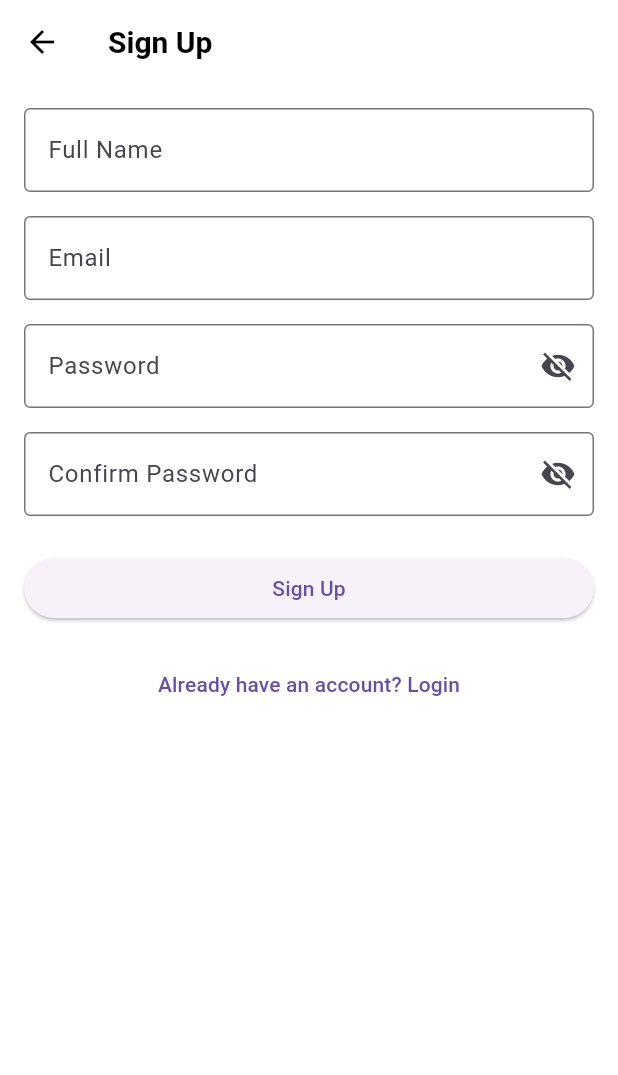
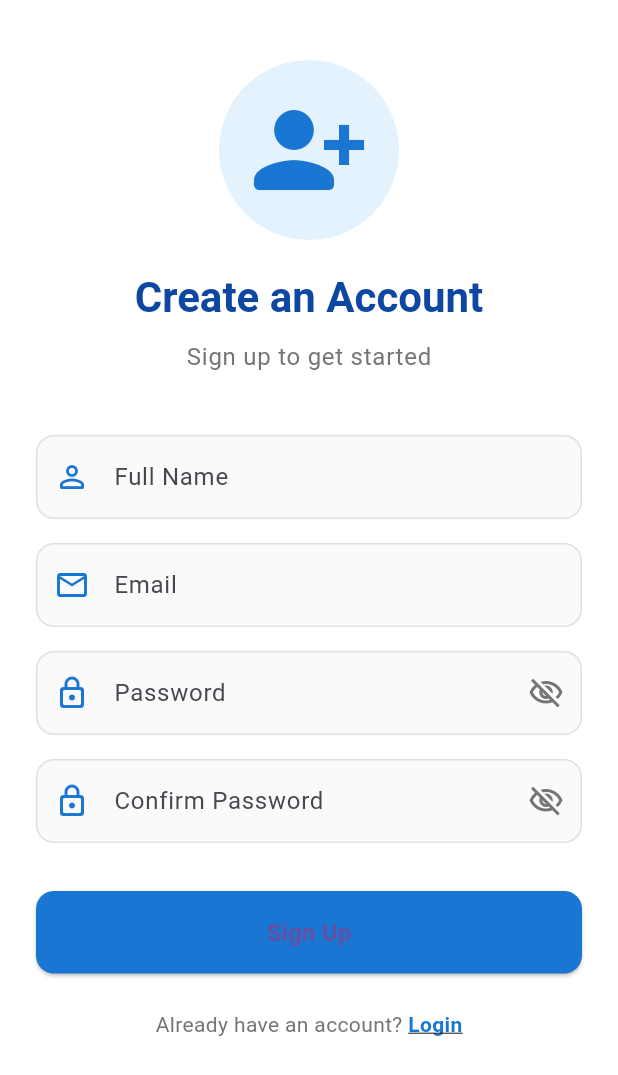
Before and after one commit to M0hamed-Eid/eventify, a Flutter app: the SignupScreen screen opened by its route, on a phone screen of 412 x 824 dp. Shown: the top 1075 px of the screen. Run offline on Flutter 3.47's test engine with Material 3 defaults, Android fonts, the phone set to English and light mode, and no system bars; our stand-ins replace cloud_firestore, firebase_auth, firebase_core, firebase_messaging, firebase_storage, flutter_local_notifications and 6 more; accounts and stored records are empty; network calls fail.

Commit message:
feat(ui): Enhance signup screen UI and UX
Refactor signup screen for improved aesthetics and user experience.
- Implemented a cleaner and more modern design.
- Added input field widgets with custom styling.
- Improved layout and spacing for better readability.
- Enhanced password visibility toggle.

```diff
--- a/lib/screens/auth/signup_screen.dart
+++ b/lib/screens/auth/signup_screen.dart
@@ -1,4 +1,3 @@
-import 'package:flutter/foundation.dart';
 import 'package:flutter/material.dart';
 import '../../services/auth_service.dart';
 
@@ -10,7 +9,6 @@ class SignupScreen extends StatefulWidget {
 }
 
 class _SignupScreenState extends State<SignupScreen> {
-
   final _formKey = GlobalKey<FormState>();
   final _fullNameController = TextEditingController();
   final _emailController = TextEditingController();
@@ -68,22 +66,61 @@ class _SignupScreenState extends State<SignupScreen> {
   @override
   Widget build(BuildContext context) {
     return Scaffold(
-      appBar: AppBar(
-        title: const Text('Sign Up'),
+      backgroundColor: Colors.white,
+      body: SafeArea(
+        child: SingleChildScrollView(
+          child: Padding(
+            padding: const EdgeInsets.symmetric(horizontal: 24.0, vertical: 40),
+            child: Column(
+              crossAxisAlignment: CrossAxisAlignment.stretch,
+              children: [
+                // Header
+                Center(
+                  child: Column(
+                    children: [
+                      Container(
+                        padding: const EdgeInsets.all(20),
+                        decoration: BoxDecoration(
+                          color: Colors.blue[50],
+                          shape: BoxShape.circle,
                         ),
-      body: SingleChildScrollView(
-        padding: const EdgeInsets.all(16.0),
-        child: Form(
+                        child: Icon(
+                          Icons.person_add_alt_1_rounded,
+                          size: 80,
+                          color: Colors.blue[700],
+                        ),
+                      ),
+                      const SizedBox(height: 20),
+                      Text(
+                        'Create an Account',
+                        style: Theme.of(context).textTheme.headlineMedium?.copyWith(
+                          fontWeight: FontWeight.bold,
+                          color: Colors.blue[900],
+                        ),
+                      ),
+                      const SizedBox(height: 10),
+                      Text(
+                        'Sign up to get started',
+                        style: Theme.of(context).textTheme.bodyLarge?.copyWith(
+                          color: Colors.grey[600],
+                        ),
+                      ),
+                    ],
+                  ),
+                ),
+                const SizedBox(height: 40),
+
+                // Signup Form
+                Form(
                   key: _formKey,
                   child: Column(
                     crossAxisAlignment: CrossAxisAlignment.stretch,
                     children: [
-              TextFormField(
+                      // Full Name Input
+                      _buildInputField(
                         controller: _fullNameController,
-                decoration: const InputDecoration(
                         labelText: 'Full Name',
-                  border: OutlineInputBorder(),
-                ),
+                        prefixIcon: Icons.person_outline_rounded,
                         validator: (value) {
                           if (value == null || value.isEmpty) {
                             return 'Please enter your full name';
@@ -92,12 +129,12 @@ class _SignupScreenState extends State<SignupScreen> {
                         },
                       ),
                       const SizedBox(height: 16),
-              TextFormField(
+
+                      // Email Input
+                      _buildInputField(
                         controller: _emailController,
-                decoration: const InputDecoration(
                         labelText: 'Email',
-                  border: OutlineInputBorder(),
-                ),
+                        prefixIcon: Icons.email_outlined,
                         keyboardType: TextInputType.emailAddress,
                         validator: (value) {
                           if (value == null || value.isEmpty) {
@@ -110,25 +147,17 @@ class _SignupScreenState extends State<SignupScreen> {
                         },
                       ),
                       const SizedBox(height: 16),
-              TextFormField(
+
+                      // Password Input
+                      _buildPasswordField(
                         controller: _passwordController,
-                decoration: InputDecoration(
                         labelText: 'Password',
-                  border: const OutlineInputBorder(),
-                  suffixIcon: IconButton(
-                    icon: Icon(
-                      _obscurePassword
-                          ? Icons.visibility_off
-                          : Icons.visibility,
-                    ),
-                    onPressed: () {
+                        obscureText: _obscurePassword,
+                        onToggleVisibility: () {
                           setState(() {
                             _obscurePassword = !_obscurePassword;
                           });
                         },
-                  ),
-                ),
-                obscureText: _obscurePassword,
                         validator: (value) {
                           if (value == null || value.isEmpty) {
                             return 'Please enter a password';
@@ -140,25 +169,17 @@ class _SignupScreenState extends State<SignupScreen> {
                         },
                       ),
                       const SizedBox(height: 16),
-              TextFormField(
+
+                      // Confirm Password Input
+                      _buildPasswordField(
                         controller: _confirmPasswordController,
-                decoration: InputDecoration(
                         labelText: 'Confirm Password',
-                  border: const OutlineInputBorder(),
-                  suffixIcon: IconButton(
-                    icon: Icon(
-                      _obscureConfirmPassword
-                          ? Icons.visibility_off
-                          : Icons.visibility,
-                    ),
-                    onPressed: () {
+                        obscureText: _obscureConfirmPassword,
+                        onToggleVisibility: () {
                           setState(() {
                             _obscureConfirmPassword = !_obscureConfirmPassword;
                           });
                         },
-                  ),
-                ),
-                obscureText: _obscureConfirmPassword,
                         validator: (value) {
                           if (value == null || value.isEmpty) {
                             return 'Please confirm your password';
@@ -169,24 +190,135 @@ class _SignupScreenState extends State<SignupScreen> {
                           return null;
                         },
                       ),
-              const SizedBox(height: 24),
+                      const SizedBox(height: 32),
+
+                      // Signup Button
                       ElevatedButton(
                         onPressed: _isLoading ? null : _signup,
+                        style: ElevatedButton.styleFrom(
+                          backgroundColor: Colors.blue[700],
+                          padding: const EdgeInsets.symmetric(vertical: 16),
+                          shape: RoundedRectangleBorder(
+                            borderRadius: BorderRadius.circular(12),
+                          ),
+                        ),
                         child: _isLoading
-                    ? const CircularProgressIndicator()
-                    : const Text('Sign Up'),
+                            ? const CircularProgressIndicator(color: Colors.white)
+                            : const Text(
+                          'Sign Up',
+                          style: TextStyle(
+                            fontSize: 16,
+                            fontWeight: FontWeight.bold,
                           ),
-              const SizedBox(height: 16),
-              TextButton(
-                onPressed: () {
+                        ),
+                      ),
+                    ],
+                  ),
+                ),
+
+                const SizedBox(height: 24),
+
+                // Login Option
+                Row(
+                  mainAxisAlignment: MainAxisAlignment.center,
+                  children: [
+                    Text(
+                      'Already have an account? ',
+                      style: TextStyle(color: Colors.grey[600]),
+                    ),
+                    GestureDetector(
+                      onTap: () {
                         Navigator.of(context).pushNamed('/login');
                       },
-                child: const Text('Already have an account? Login'),
+                      child: Text(
+                        'Login',
+                        style: TextStyle(
+                          color: Colors.blue[700],
+                          fontWeight: FontWeight.bold,
+                          decoration: TextDecoration.underline,
+                        ),
+                      ),
+                    ),
+                  ],
                 ),
               ],
             ),
           ),
         ),
+      ),
+    );
+  }
+
+  // Custom input field widget
+  Widget _buildInputField({
+    required TextEditingController controller,
+    required String labelText,
+    required IconData prefixIcon,
+    TextInputType keyboardType = TextInputType.text,
+    String? Function(String?)? validator,
+  }) {
+    return TextFormField(
+      controller: controller,
+      decoration: InputDecoration(
+        labelText: labelText,
+        prefixIcon: Icon(prefixIcon, color: Colors.blue[700]),
+        filled: true,
+        fillColor: Colors.grey[50],
+        border: OutlineInputBorder(
+          borderRadius: BorderRadius.circular(12),
+          borderSide: BorderSide(color: Colors.grey[300]!),
+        ),
+        enabledBorder: OutlineInputBorder(
+          borderRadius: BorderRadius.circular(12),
+          borderSide: BorderSide(color: Colors.grey[300]!),
+        ),
+        focusedBorder: OutlineInputBorder(
+          borderRadius: BorderRadius.circular(12),
+          borderSide: BorderSide(color: Colors.blue[700]!),
+        ),
+      ),
+      keyboardType: keyboardType,
+      validator: validator,
+    );
+  }
+
+  // Custom password input field widget
+  Widget _buildPasswordField({
+    required TextEditingController controller,
+    required String labelText,
+    required bool obscureText,
+    required VoidCallback onToggleVisibility,
+    String? Function(String?)? validator,
+  }) {
+    return TextFormField(
+      controller: controller,
+      decoration: InputDecoration(
+        labelText: labelText,
+        prefixIcon: Icon(Icons.lock_outline_rounded, color: Colors.blue[700]),
+        suffixIcon: IconButton(
+          icon: Icon(
+            obscureText ? Icons.visibility_off_outlined : Icons.visibility_outlined,
+            color: Colors.grey[600],
+          ),
+          onPressed: onToggleVisibility,
+        ),
+        filled: true,
+        fillColor: Colors.grey[50],
+        border: OutlineInputBorder(
+          borderRadius: BorderRadius.circular(12),
+          borderSide: BorderSide(color: Colors.grey[300]!),
+        ),
+        enabledBorder: OutlineInputBorder(
+          borderRadius: BorderRadius.circular(12),
+          borderSide: BorderSide(color: Colors.grey[300]!),
+        ),
+        focusedBorder: OutlineInputBorder(
+          borderRadius: BorderRadius.circular(12),
+          borderSide: BorderSide(color: Colors.blue[700]!),
+        ),
+      ),
+      obscureText: obscureText,
+      validator: validator,
     );
   }
 }
```
Lines whose indentation alone changed are shown as unchanged.
